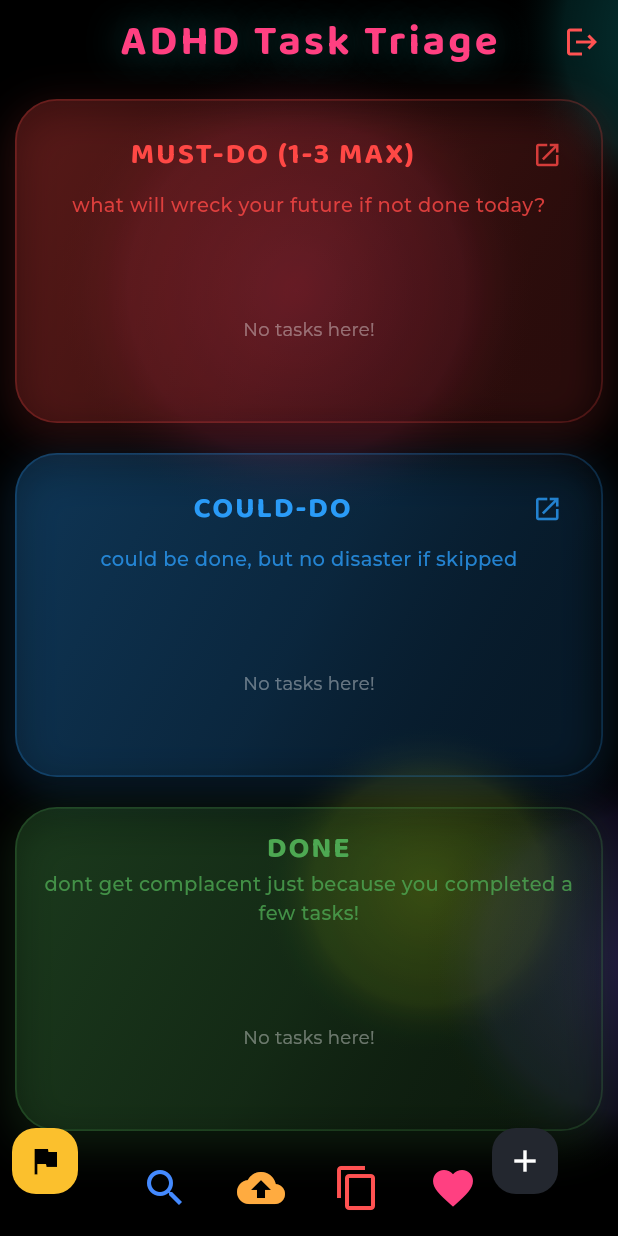
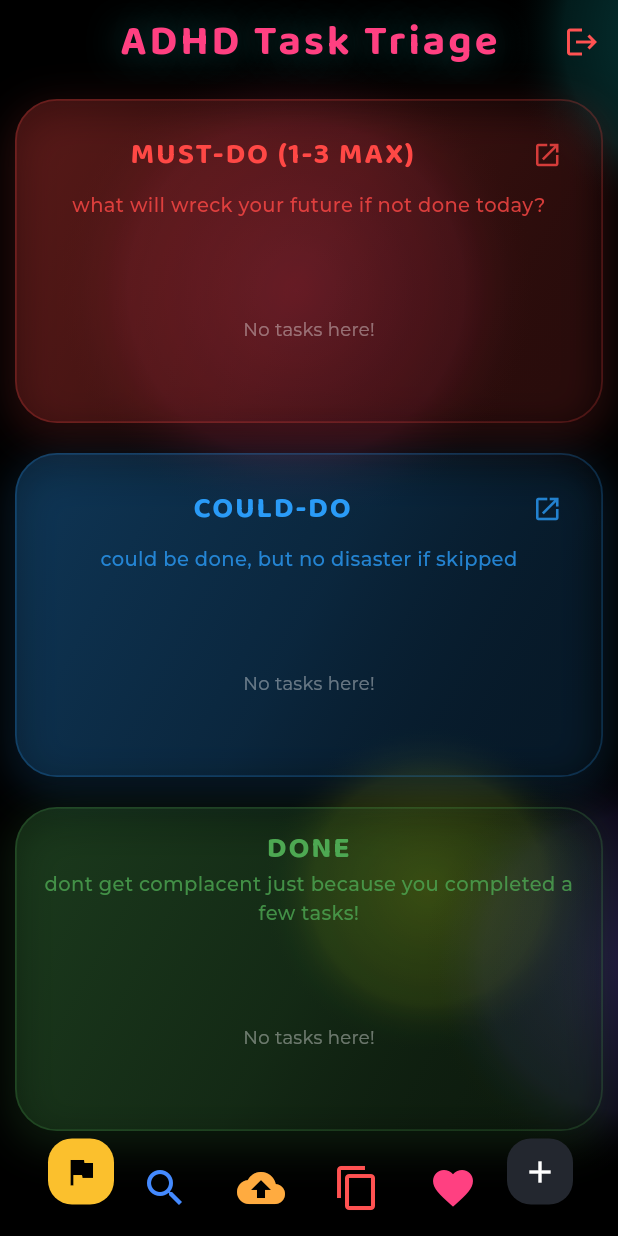
Before and after one commit to damroyalty/ADHD-Task-Triage, a Flutter app: the screen it shows once a user with an empty profile is signed in, on a phone screen of 412 x 824 dp. Run offline on Flutter 3.47's test engine with Material 3 defaults, Android fonts, the phone set to English and light mode, and no system bars; drawn by our look-alikes of animated_text_kit; our stand-ins replace google_fonts, hive, hive_flutter, supabase_flutter; accounts and stored records are empty.

Commit message:
fixed bugs & enhanced features

```diff
--- a/lib/screens/home_screen.dart
+++ b/lib/screens/home_screen.dart
@@ -896,12 +896,12 @@ class HomeScreen extends StatelessWidget {
         ],
       ),
       floatingActionButton: Padding(
-        padding: const EdgeInsets.only(bottom: 12.0),
+        padding: const EdgeInsets.only(bottom: 5.0),
         child: Row(
           mainAxisAlignment: MainAxisAlignment.spaceBetween,
           children: [
             Padding(
-              padding: const EdgeInsets.only(left: 24.0),
+              padding: const EdgeInsets.only(left: 48.0),
               child: SizedBox(
                 width: 44,
                 height: 44,
@@ -923,7 +923,7 @@ class HomeScreen extends StatelessWidget {
               ),
             ),
             Padding(
-              padding: const EdgeInsets.only(right: 24.0),
+              padding: const EdgeInsets.only(right: 14.0),
               child: SizedBox(
                 width: 44,
                 height: 44,
```
